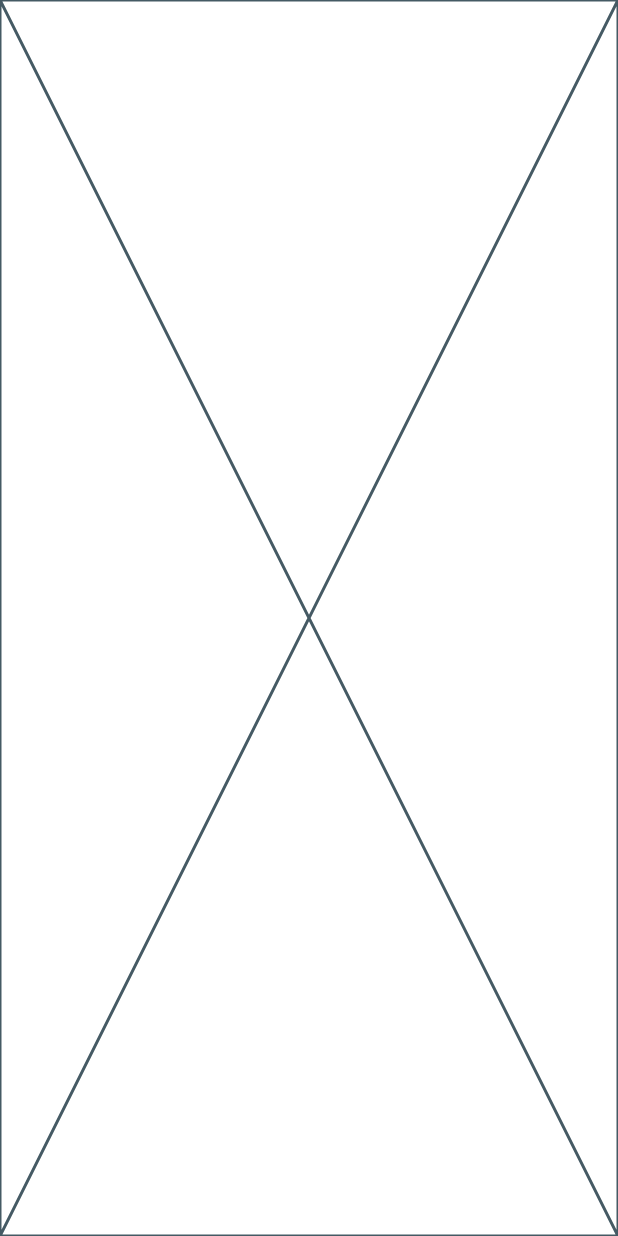
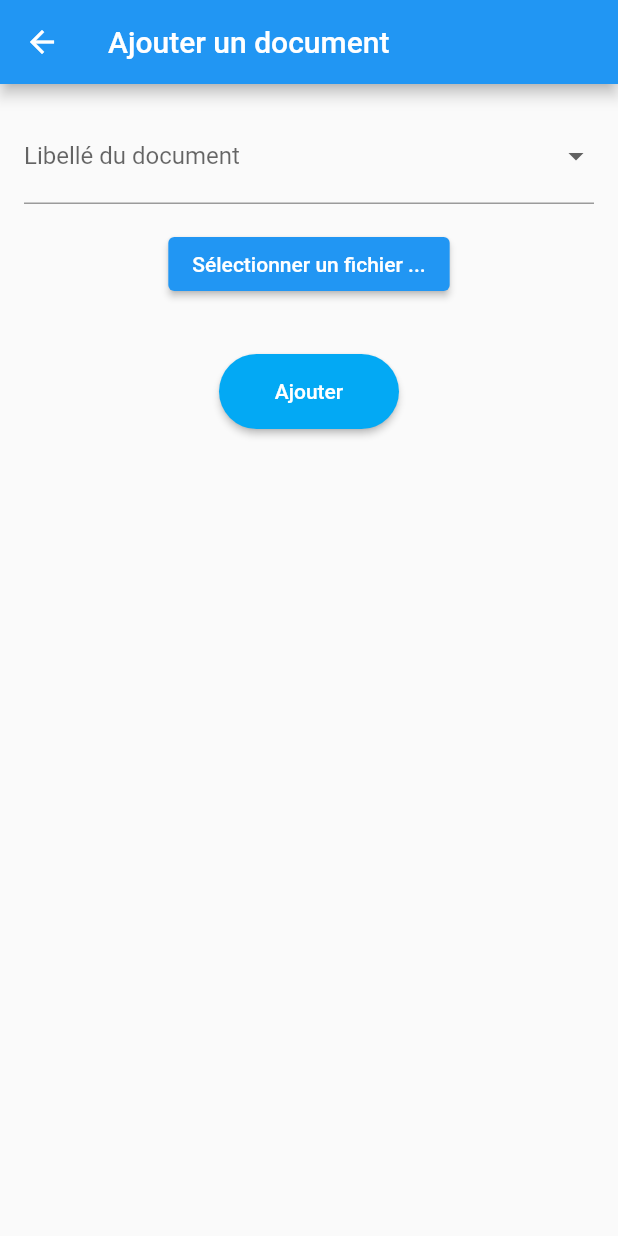
Before and after one commit to lachose-jB/surappariteur, a Flutter app: the DocumentShild screen opened directly, after a tap on the "add" icon, on a phone screen of 412 x 824 dp. Run offline on Flutter 3.47's test engine with Material 2 defaults, Android fonts, the phone set to English and light mode, and no system bars; drawn by our look-alikes of rounded_loading_button; our stand-ins replace curved_navigation_bar, file_picker, flutter_staggered_animations, flutter_svg, fluttertoast, image_picker and 4 more; accounts and stored records are empty; network calls fail.

Commit message:
doc updatz

```diff
--- a/lib/vue/document/docniew.dart
+++ b/lib/vue/document/docniew.dart
@@ -1,4 +1,8 @@
+import 'dart:async';
+
+import 'package:file_picker/file_picker.dart';
 import 'package:flutter/material.dart';
+import 'package:rounded_loading_button/rounded_loading_button.dart';
 
 class DocumentNews extends StatefulWidget {
   const DocumentNews({super.key});
@@ -7,8 +11,119 @@
 }
 
 class _DocumentNewsState extends State<DocumentNews> {
+  final GlobalKey<FormState> _formKey = GlobalKey<FormState>();
+  String? selectedLabel;
+  String? selectedFilePath;
+  final RoundedLoadingButtonController _btnController =
+      RoundedLoadingButtonController();
+  Future<void> pickFile() async {
+    FilePickerResult? result = await FilePicker.platform.pickFiles(
+      type: FileType.custom,
+      allowedExtensions: ['pdf'], // List of allowed extensions without the dot
+    );
+
+    if (result != null) {
+      String? filePath = result.files.single.path;
+      setState(() {
+        selectedFilePath = filePath;
+      });
+    }
+  }
+
+  void doSomething() async {
+    Timer(
+      const Duration(seconds: 3),
+      () {
+        _btnController.success();
+        Timer(
+          const Duration(seconds: 2),
+          () {
+            _btnController.reset();
+          },
+        );
+      },
+    );
+  }
+
   @override
   Widget build(BuildContext context) {
-    return const Placeholder();
+    return Scaffold(
+      appBar: AppBar(
+        title: const Text("Ajouter un document"),
+      ),
+      body: Padding(
+        padding: const EdgeInsets.all(16.0),
+        child: Form(
+          key: _formKey,
+          child: Column(
+            children: [
+              DropdownButtonFormField(
+                items: const [
+                  DropdownMenuItem(
+                    value: "Pièce d’identité",
+                    child: Text("Pièce d’identité"),
+                  ),
+                  DropdownMenuItem(
+                    value: "Titre de séjour",
+                    child: Text("Titre de séjour"),
+                  ),
+                  DropdownMenuItem(
+                    value: "Relevé d'identité bancaire (RIB)",
+                    child: Text("Relevé d'identité bancaire (RIB)"),
+                  ),
+                  DropdownMenuItem(
+                    value: "Attestation  Sécurité sociale",
+                    child: Text("Attestation  Sécurité sociale"),
+                  ),
+                  DropdownMenuItem(
+                    value: "Contrat",
+                    child: Text("Contrat"),
+                  ),
+                  DropdownMenuItem(
+                    value: "Autre",
+                    child: Text("Autre"),
+                  ),
+                ],
+                onChanged: (value) {
+                  setState(() {
+                    selectedLabel = value;
+                  });
+                },
+                value: selectedLabel,
+                decoration: const InputDecoration(
+                  labelText: 'Libellé du document',
+                ),
+                validator: (value) {
+                  if (value == null) {
+                    return 'Sélectionnez un libellé';
+                  }
+                  return null;
+                },
+              ),
+              const SizedBox(height: 16),
+              ElevatedButton(
+                onPressed: () {
+                  // Ouvrir la galerie pour sélectionner un fichier
+                  pickFile();
+                },
+                child: const Text("Sélectionner un fichier ..."),
+              ),
+              const SizedBox(height: 20),
+              // Afficher le chemin du fichier sélectionné
+              if (selectedFilePath != null)
+                Text("Fichier sélectionné : $selectedFilePath"),
+              const SizedBox(height: 16),
+              RoundedLoadingButton(
+                width: 120,
+                controller: _btnController,
+                onPressed: doSomething,
+                child: const Text('Ajouter',
+                    style: TextStyle(color: Colors.white)),
+              ),
+            ],
+          ),
+        ),
+      ),
+    );
   }
 }
--- a/lib/vue/document/documentbody.dart
+++ b/lib/vue/document/documentbody.dart
@@ -105,18 +105,20 @@
     return InkWell(
       onTap: _openPDF, // Appel de la fonction d'ouverture du PDF
       child: Container(
+        width: MediaQuery.of(context).size.width *
+            0.5, // Ajout de la largeur (80% de la largeur de l'écran)
         margin: EdgeInsets.only(
           bottom: width / 30,
           left: width / 60,
           right: width / 60,
-          top: 20,
+          top: 20, // Ajoute un marginTop de 20 pixels
         ),
         decoration: const BoxDecoration(
           color: Colors.white,
           borderRadius: BorderRadius.all(Radius.circular(30)),
           boxShadow: [
             BoxShadow(
-              color: Colors.red,
+              color: Colors.blueAccent, // Couleur de l'ombre corrigée
               blurRadius: 10,
             ),
           ],
--- a/pubspec.yaml
+++ b/pubspec.yaml
@@ -54,6 +54,7 @@
   flutter_pdfview: ^1.3.2
   flutter_cached_pdfview: ^0.4.2
   syncfusion_flutter_calendar: ^23.1.43
+  rounded_loading_button: ^2.1.0
   # path
   file_picker: ^6.1.1
   path_provider: ^2.1.1
```
Also changed, not shown: pubspec.lock.
